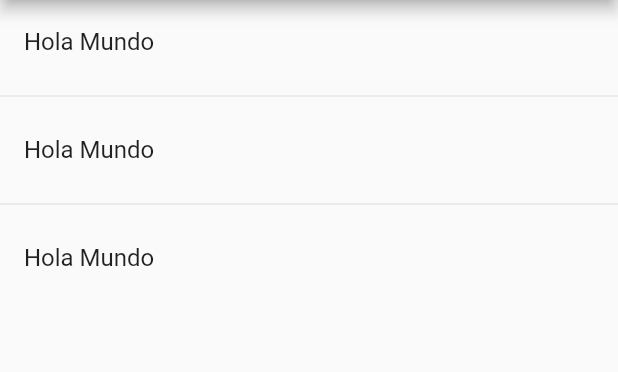
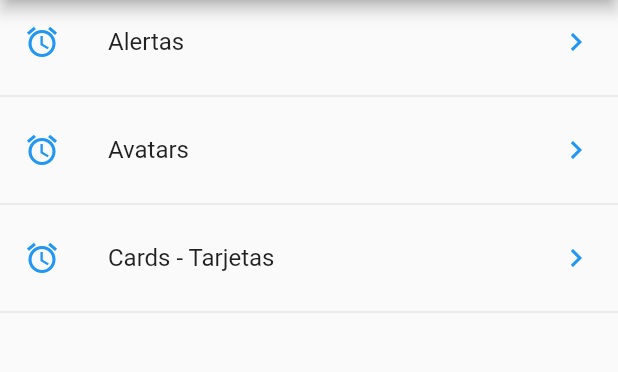
Before and after one commit to isaacgh64/componentes, a Flutter app: the screen it shows after launch, on a phone screen of 412 x 824 dp, the part 84-456 px from its top. Run offline on Flutter 3.47's test engine with Material 2 defaults, Android fonts, the phone set to English and light mode, and no system bars.

Commit message:
leemos Json

```diff
--- /dev/null
+++ b/data/menu_opts.json
@@ -0,0 +1,20 @@
+{
+    "nombreApp" : "Componentes",
+    "rutas" : [
+        {
+            "ruta" : "alert",
+            "icon" : "add_alert",
+            "texto": "Alertas"
+        },
+        {
+            "ruta" : "avatar",
+            "icon" : "accessibility",
+            "texto": "Avatars"
+        },
+        {
+            "ruta" : "card",
+            "icon" : "folder_open",
+            "texto": "Cards - Tarjetas"
+        }
+    ]
+}
--- a/lib/src/pages/home_page.dart
+++ b/lib/src/pages/home_page.dart
@@ -1,31 +1,43 @@
+import 'package:componentes/src/providers/menu_provider.dart';
 import 'package:flutter/material.dart';
 
 class HomePage extends StatelessWidget {
-  HomePage({Key? key}) : super(key: key);
+  const HomePage({Key? key}) : super(key: key);
 
   @override
   Widget build(BuildContext context) {
     return Scaffold(
       appBar: AppBar(
-        title: Text('Componentes'),
+        title: const Text('Componentes'),
       ),
       body: _lista(),
     );
   }
 
   Widget _lista() {
-    return ListView(
-      children: _listaItems(),
+    return FutureBuilder(
+      future: menuProvider.cargarData(),
+      builder: (BuildContext context, AsyncSnapshot<List<dynamic>> snapshot) {
+        return ListView(
+          children: _listaItems(snapshot.data ?? []),
+        );
+      },
     );
   }
 
-  List<Widget> _listaItems() {
-    return const [
-      ListTile(title: Text('Hola Mundo')),
-      Divider(),
-      ListTile(title: Text('Hola Mundo')),
-      Divider(),
-      ListTile(title: Text('Hola Mundo')),
-    ];
+  List<Widget> _listaItems(List<dynamic> data) {
+    final List<Widget> opciones = [];
+    // ignore: avoid_function_literals_in_foreach_calls
+    data.forEach((opt) {
+      final widgetTemp = ListTile(
+        title: Text(opt['texto']),
+        leading: const Icon(Icons.access_alarm, color: Colors.blue),
+        trailing: const Icon(Icons.keyboard_arrow_right, color: Colors.blue),
+      );
+      opciones
+        ..add(widgetTemp)
+        ..add(const Divider());
+    });
+    return opciones;
   }
 }
--- a/pubspec.yaml
+++ b/pubspec.yaml
@@ -58,8 +58,8 @@ flutter:
   uses-material-design: true
 
   # To add assets to your application, add an assets section, like this:
-  # assets:
-  #   - images/a_dot_burr.jpeg
+  assets:
+    - data/menu_opts.json
   #   - images/a_dot_ham.jpeg
 
   # An image asset can refer to one or more resolution-specific "variants", see
```
Also changed, not shown: lib/src/providers/menu_provider.dart (added, +20 -0 lines).
